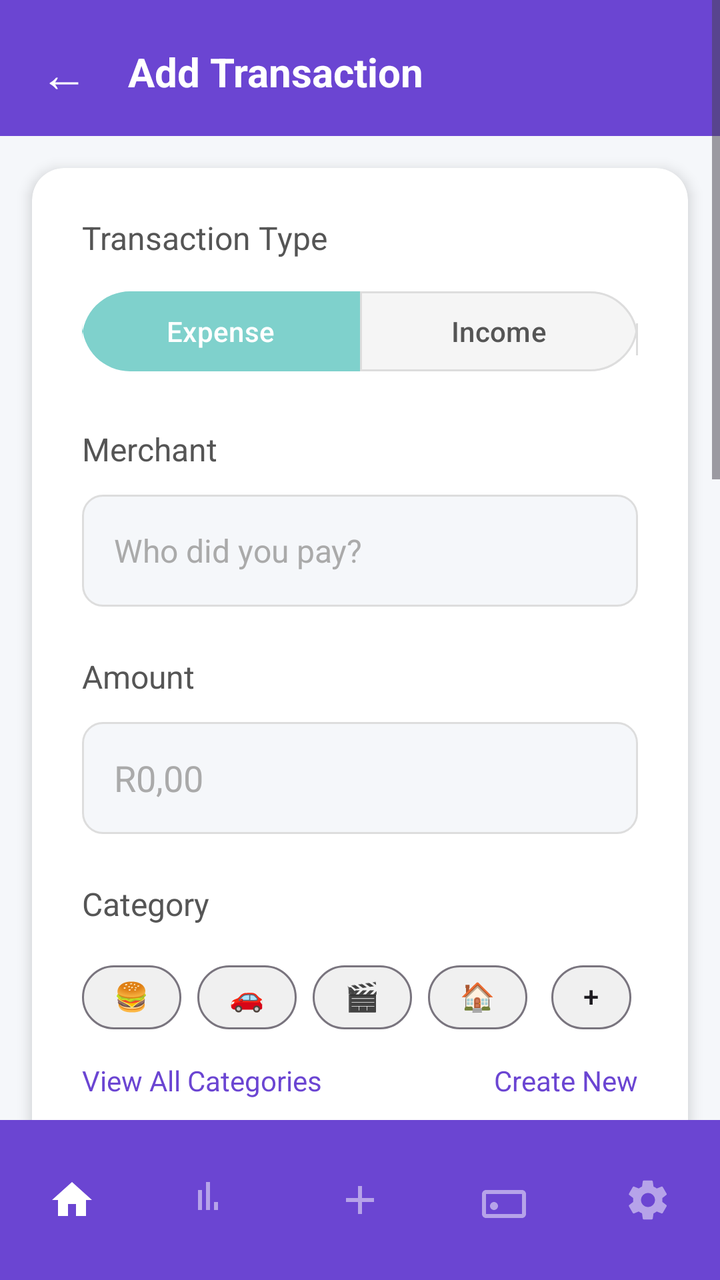
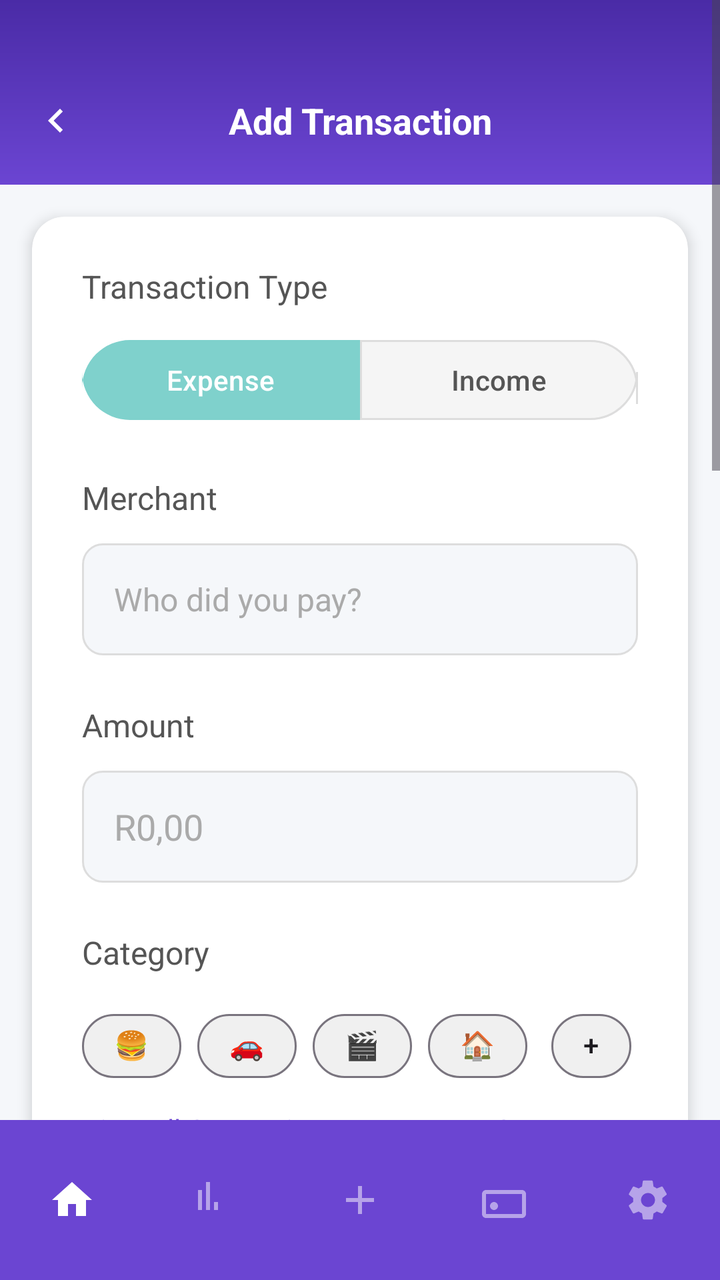

Screens rendered from an Android XML layout before and after an edit, with the pre-edit source and the edit as a unified diff.
<!-- AndroidManifest.xml: application theme Theme.TightBudget -->
<!-- res/layout/activity_add_transaction.xml -->
<?xml version="1.0" encoding="utf-8"?>
<RelativeLayout xmlns:android="http://schemas.android.com/apk/res/android"
    xmlns:app="http://schemas.android.com/apk/res-auto"
    xmlns:tools="http://schemas.android.com/tools"
    android:layout_width="match_parent"
    android:layout_height="match_parent"
    android:background="@color/background_gray"
    tools:context=".AddTransactionActivity">

    <ScrollView
        android:id="@+id/scrollView"
        android:layout_width="match_parent"
        android:layout_height="match_parent"
        android:layout_above="@+id/bottomNavBar"
        android:fillViewport="true">

        <LinearLayout
            android:layout_width="match_parent"
            android:layout_height="wrap_content"
            android:orientation="vertical">

            
            <FrameLayout
                android:id="@+id/headerFrame"
                android:layout_width="match_parent"
                android:layout_height="wrap_content"
                android:background="@color/primary_purple_light"
                android:paddingTop="8dp"
                android:paddingBottom="16dp">

                <LinearLayout
                    android:layout_width="wrap_content"
                    android:layout_height="wrap_content"
                    android:layout_marginStart="16dp"
                    android:layout_marginTop="12dp"
                    android:orientation="horizontal"
                    android:gravity="center_vertical">

                    <TextView
                        android:id="@+id/backButton"
                        android:layout_width="32dp"
                        android:layout_height="32dp"
                        android:text="←"
                        android:textSize="24sp"
                        android:textColor="@color/white"
                        android:gravity="center"
                        android:background="?attr/selectableItemBackgroundBorderless"
                        android:contentDescription="Back" />

                    <TextView
                        android:layout_width="wrap_content"
                        android:layout_height="wrap_content"
                        android:text="Add Transaction"
                        android:textColor="@color/white"
                        android:textSize="20sp"
                        android:textStyle="bold"
                        android:layout_marginStart="16dp" />
                </LinearLayout>
            </FrameLayout>

            
            <androidx.cardview.widget.CardView
                android:layout_width="match_parent"
                android:layout_height="wrap_content"
                android:layout_margin="16dp"
                android:background="@color/white"
                app:cardCornerRadius="16dp"
                app:cardElevation="4dp">

                <LinearLayout
                    android:layout_width="match_parent"
                    android:layout_height="wrap_content"
                    android:orientation="vertical"
                    android:paddingStart="25dp"
                    android:paddingEnd="25dp"
                    android:paddingTop="24dp"
                    android:paddingBottom="24dp">

                    
                    <TextView
                        android:layout_width="wrap_content"
                        android:layout_height="wrap_content"
                        android:text="Transaction Type"
                        android:textColor="@color/text_medium"
                        android:textSize="16sp"
                        android:layout_marginBottom="12dp" />

                    <com.google.android.material.button.MaterialButtonToggleGroup
                        android:id="@+id/transactionTypeToggle"
                        android:layout_width="match_parent"
                        android:layout_height="wrap_content"
                        android:layout_marginBottom="24dp"
                        app:singleSelection="true"
                        app:selectionRequired="true">

                        <com.google.android.material.button.MaterialButton
                            android:id="@+id/expenseButton"
                            android:layout_width="0dp"
                            android:layout_height="48dp"
                            android:layout_weight="1"
                            android:text="Expense"
                            android:textColor="@color/white"
                            app:backgroundTint="@color/teal_light"
                            app:cornerRadius="24dp" />

                        <com.google.android.material.button.MaterialButton
                            android:id="@+id/incomeButton"
                            android:layout_width="0dp"
                            android:layout_height="48dp"
                            android:layout_weight="1"
                            android:text="Income"
                            android:textColor="@color/text_medium"
                            app:backgroundTint="#F5F5F5"
                            app:cornerRadius="24dp"
                            app:strokeColor="@color/border_color"
                            app:strokeWidth="1dp" />
                    </com.google.android.material.button.MaterialButtonToggleGroup>

                    
                    <TextView
                        android:id="@+id/merchantInputLabel"
                        android:layout_width="wrap_content"
                        android:layout_height="wrap_content"
                        android:text="Merchant"
                        android:textColor="@color/text_medium"
                        android:textSize="16sp"
                        android:layout_marginBottom="12dp" />

                    <EditText
                        android:id="@+id/merchantInput"
                        android:layout_width="match_parent"
                        android:layout_height="56dp"
                        android:background="@drawable/edit_text_background"
                        android:hint="Who did you pay?"
                        android:inputType="text"
                        android:textSize="16sp"
                        android:textColorHint="@color/text_hint"
                        android:textColor="@color/text_medium"
                        android:paddingStart="16dp"
                        android:paddingEnd="16dp"
                        android:layout_marginBottom="24dp" />

                    
                    <TextView
                        android:layout_width="wrap_content"
                        android:layout_height="wrap_content"
                        android:text="Amount"
                        android:textColor="@color/text_medium"
                        android:textSize="16sp"
                        android:layout_marginBottom="12dp" />

                    <EditText
                        android:id="@+id/amountInput"
                        android:layout_width="match_parent"
                        android:layout_height="56dp"
                        android:background="@drawable/edit_text_background"
                        android:hint="R0,00"
                        android:inputType="numberDecimal"
                        android:textSize="18sp"
                        android:textColorHint="@color/text_hint"
                        android:textColor="@color/text_dark"
                        android:paddingStart="16dp"
                        android:paddingEnd="16dp"
                        android:layout_marginBottom="24dp" />

                    
                    <TextView
                        android:layout_width="wrap_content"
                        android:layout_height="wrap_content"
                        android:text="Category"
                        android:textColor="@color/text_medium"
                        android:textSize="16sp"
                        android:layout_marginBottom="12dp" />

                    <HorizontalScrollView
                        android:layout_width="match_parent"
                        android:layout_height="wrap_content"
                        android:scrollbars="none"
                        android:layout_marginBottom="8dp">

                        <com.google.android.material.chip.ChipGroup
                            android:id="@+id/categoryChipGroup"
                            android:layout_width="wrap_content"
                            android:layout_height="wrap_content"
                            app:singleSelection="true"
                            app:selectionRequired="true">

                            <com.google.android.material.chip.Chip
                                android:id="@+id/foodChip"
                                android:layout_width="wrap_content"
                                android:layout_height="wrap_content"
                                android:text="🍔"
                                app:chipBackgroundColor="#F0F0F0"
                                app:chipCornerRadius="24dp" />

                            <com.google.android.material.chip.Chip
                                android:id="@+id/transportChip"
                                android:layout_width="wrap_content"
                                android:layout_height="wrap_content"
                                android:text="🚗"
                                app:chipBackgroundColor="#F0F0F0"
                                app:chipCornerRadius="24dp" />

                            <com.google.android.material.chip.Chip
                                android:id="@+id/entertainmentChip"
                                android:layout_width="wrap_content"
                                android:layout_height="wrap_content"
                                android:text="🎬"
                                app:chipBackgroundColor="#F0F0F0"
                                app:chipCornerRadius="24dp" />

                            <com.google.android.material.chip.Chip
                                android:id="@+id/housingChip"
                                android:layout_width="wrap_content"
                                android:layout_height="wrap_content"
                                android:text="🏠"
                                app:chipBackgroundColor="#F0F0F0"
                                app:chipCornerRadius="24dp" />

                            <com.google.android.material.chip.Chip
                                android:id="@+id/addCategoryChip"
                                android:layout_width="wrap_content"
                                android:layout_height="wrap_content"
                                android:text="+"
                                app:chipBackgroundColor="#F0F0F0"
                                app:chipCornerRadius="24dp" />
                        </com.google.android.material.chip.ChipGroup>
                    </HorizontalScrollView>

                    
                    <LinearLayout
                        android:layout_width="match_parent"
                        android:layout_height="wrap_content"
                        android:orientation="horizontal"
                        android:layout_marginBottom="24dp">

                        <TextView
                            android:id="@+id/viewAllCategoriesButton"
                            android:layout_width="wrap_content"
                            android:layout_height="wrap_content"
                            android:text="View All Categories"
                            android:textColor="@color/primary_purple_light"
                            android:textSize="14sp" />

                        <View
                            android:layout_width="0dp"
                            android:layout_height="1dp"
                            android:layout_weight="1" />

                        <TextView
                            android:id="@+id/createNewCategoryButton"
                            android:layout_width="wrap_content"
                            android:layout_height="wrap_content"
                            android:text="Create New"
                            android:textColor="@color/primary_purple_light"
                            android:textSize="14sp" />
                    </LinearLayout>

                    
                    <TextView
                        android:id="@+id/selectedCategoryDisplay"
                        android:layout_width="match_parent"
                        android:layout_height="wrap_content"
                        android:text="Food"
                        android:textColor="@color/text_medium"
                        android:textSize="16sp"
                        android:background="@drawable/edit_text_background"
                        android:paddingStart="16dp"
                        android:paddingEnd="16dp"
                        android:paddingTop="12dp"
                        android:paddingBottom="12dp"
                        android:layout_marginBottom="24dp" />

                    
                    <TextView
                        android:layout_width="wrap_content"
                        android:layout_height="wrap_content"
                        android:text="Date"
                        android:textColor="@color/text_medium"
                        android:textSize="16sp"
                        android:layout_marginBottom="12dp" />

                    <TextView
                        android:id="@+id/transactionDateButton"
                        android:layout_width="match_parent"
                        android:layout_height="56dp"
                        android:background="@drawable/edit_text_background"
                        android:text="Today, 15 March 2025"
                        android:textSize="16sp"
                        android:textColor="@color/text_medium"
                        android:paddingStart="16dp"
                        android:paddingEnd="16dp"
                        android:drawableEnd="@null"
                        android:gravity="center_vertical"
                        android:layout_marginBottom="24dp" />

                    
                    <TextView
                        android:layout_width="wrap_content"
                        android:layout_height="wrap_content"
                        android:text="Recurring Transaction"
                        android:textColor="@color/text_medium"
                        android:textSize="16sp"
                        android:layout_marginBottom="12dp" />

                    <LinearLayout
                        android:layout_width="match_parent"
                        android:layout_height="wrap_content"
                        android:orientation="horizontal"
                        android:layout_marginBottom="24dp"
                        android:gravity="center_vertical">

                        <Switch
                            android:id="@+id/recurringSwitch"
                            android:layout_width="wrap_content"
                            android:layout_height="wrap_content"
                            android:thumbTint="@color/primary_purple_light"
                            android:trackTint="@color/primary_purple_light" />

                        <TextView
                            android:layout_width="wrap_content"
                            android:layout_height="wrap_content"
                            android:text="Toggle for monthly recurring"
                            android:textColor="@color/text_light"
                            android:textSize="14sp"
                            android:layout_marginStart="8dp" />
                    </LinearLayout>

                    
                    <TextView
                        android:id="@+id/recurringDatePicker"
                        android:layout_width="match_parent"
                        android:layout_height="wrap_content"
                        android:text="Monthly on the 15th"
                        android:textSize="16sp"
                        android:textColor="@color/text_medium"
                        android:paddingStart="16dp"
                        android:paddingEnd="16dp"
                        android:background="@drawable/edit_text_background"
                        android:gravity="center_vertical"
                        android:layout_marginBottom="24dp"
                        android:visibility="gone" />

                    
                    <TextView
                        android:layout_width="wrap_content"
                        android:layout_height="wrap_content"
                        android:text="Description"
                        android:textColor="@color/text_medium"
                        android:textSize="16sp"
                        android:layout_marginBottom="12dp" />

                    <EditText
                        android:id="@+id/descriptionInput"
                        android:layout_width="match_parent"
                        android:layout_height="100dp"
                        android:background="@drawable/edit_text_background"
                        android:hint="Add a note..."
                        android:gravity="top"
                        android:padding="16dp"
                        android:textSize="16sp"
                        android:inputType="textMultiLine"
                        android:textColorHint="@color/text_hint"
                        android:textColor="@color/text_medium"
                        android:layout_marginBottom="24dp" />

                    
                    <TextView
                        android:layout_width="wrap_content"
                        android:layout_height="wrap_content"
                        android:text="Receipt (Optional)"
                        android:textColor="@color/text_medium"
                        android:textSize="16sp"
                        android:layout_marginBottom="12dp" />

                    <FrameLayout
                        android:id="@+id/photoContainer"
                        android:layout_width="match_parent"
                        android:layout_height="120dp"
                        android:background="@drawable/edit_text_background"
                        android:layout_marginBottom="32dp">

                        <LinearLayout
                            android:id="@+id/addPhotoButton"
                            android:layout_width="wrap_content"
                            android:layout_height="wrap_content"
                            android:orientation="vertical"
                            android:layout_gravity="center"
                            android:gravity="center">

                            <TextView
                                android:id="@+id/cameraIconTextView"
                                android:layout_width="32dp"
                                android:layout_height="32dp"
                                android:text="📷"
                                android:textSize="24sp"
                                android:gravity="center" />

                            <TextView
                                android:layout_width="wrap_content"
                                android:layout_height="wrap_content"
                                android:text="Add Photo"
                                android:textColor="@color/text_medium"
                                android:textSize="14sp"
                                android:layout_marginTop="8dp" />
                        </LinearLayout>

                        <ImageView
                            android:id="@+id/receiptImageView"
                            android:layout_width="match_parent"
                            android:layout_height="match_parent"
                            android:scaleType="centerCrop"
                            android:visibility="gone" />
                    </FrameLayout>

                    
                    <androidx.appcompat.widget.AppCompatButton
                        android:id="@+id/saveTransactionButton"
                        android:layout_width="match_parent"
                        android:layout_height="56dp"
                        android:background="@drawable/button_gradient"
                        android:text="SAVE TRANSACTION"
                        android:textColor="@color/white"
                        android:textSize="16sp"
                        android:textStyle="bold" />

                    
                    <TextView
                        android:id="@+id/pointsIndicator"
                        android:layout_width="match_parent"
                        android:layout_height="wrap_content"
                        android:text="+10 points 🏆"
                        android:textColor="@color/primary_purple_light"
                        android:textSize="14sp"
                        android:textStyle="bold"
                        android:gravity="center"
                        android:layout_marginTop="8dp" />
                </LinearLayout>
            </androidx.cardview.widget.CardView>
        </LinearLayout>
    </ScrollView>

    
    <com.google.android.material.bottomnavigation.BottomNavigationView
        android:id="@+id/bottomNavBar"
        android:layout_width="match_parent"
        android:layout_height="wrap_content"
        android:layout_alignParentBottom="true"
        android:background="@color/primary_purple_light"
        app:labelVisibilityMode="unlabeled"
        app:itemIconTint="@color/bottom_nav_item_colour"
        app:itemTextColor="@color/bottom_nav_item_colour"
        app:menu="@menu/bottom_navigation_menu" />
</RelativeLayout>
<!-- resources referenced by this layout -->
<resources>
  <color name="background_gray">#F5F7FA</color>
  <color name="border_color">#DDDDDD</color>
  <color name="primary_purple_light">#6B45D2</color>
  <color name="teal_light">#7FD1CC</color>
  <color name="text_dark">#333333</color>
  <color name="text_hint">#AAAAAA</color>
  <color name="text_light">#666666</color>
  <color name="text_medium">#555555</color>
  <color name="white">#FFFFFFFF</color>
  <!-- drawable button_gradient (drawable) -->
  <?xml version="1.0" encoding="utf-8"?>
  <shape xmlns:android="http://schemas.android.com/apk/res/android">
      <gradient
          android:startColor="@color/teal_light"
          android:endColor="@color/blue_light"
          android:angle="0" />
      <corners android:radius="10dp" />
  </shape>
  <!-- drawable edit_text_background (drawable) -->
  <?xml version="1.0" encoding="utf-8"?>
  <shape xmlns:android="http://schemas.android.com/apk/res/android">
      <solid android:color="@color/background_gray" />
      <corners android:radius="10dp" />
      <stroke
          android:width="1dp"
          android:color="@color/border_color" />
  </shape>
  <style name="Theme.TightBudget" parent="Base.Theme.TightBudget" />
  <color name="blue_light">#4AADDE</color>
  <style name="Base.Theme.TightBudget" parent="Theme.Material3.DayNight.NoActionBar">
          <item name="android:windowTranslucentNavigation">false</item>
          <item name="android:navigationBarColor">@color/primary_purple_light</item>
          <item name="android:statusBarColor">@android:color/transparent</item>
          <item name="android:windowDrawsSystemBarBackgrounds">true</item>
      </style>
</resources>

<!-- the commit's change to res/layout/activity_add_transaction.xml (unified diff, before → after) -->
@@ -20,43 +20,41 @@
             android:orientation="vertical">
 
             
-            <FrameLayout
-                android:id="@+id/headerFrame"
+            <androidx.constraintlayout.widget.ConstraintLayout
+                android:id="@+id/header"
                 android:layout_width="match_parent"
                 android:layout_height="wrap_content"
-                android:background="@color/primary_purple_light"
-                android:paddingTop="8dp"
-                android:paddingBottom="16dp">
-
-                <LinearLayout
-                    android:layout_width="wrap_content"
+                android:background="@drawable/gradient_background"
+                android:paddingStart="16dp"
+                android:paddingTop="48dp"
+                android:paddingEnd="16dp"
+                android:paddingBottom="20dp">
+
+                <ImageView
+                    android:id="@+id/backButton"
+                    android:layout_width="24dp"
+                    android:layout_height="24dp"
+                    android:contentDescription="@string/back_button"
+                    android:src="@drawable/ic_back"
+                    app:layout_constraintStart_toStartOf="parent"
+                    app:layout_constraintTop_toTopOf="parent"
+                    app:layout_constraintBottom_toBottomOf="parent"
+                    app:tint="@android:color/white" />
+
+                <TextView
+                    android:id="@+id/headerTitle"
+                    android:layout_width="0dp"
                     android:layout_height="wrap_content"
-                    android:layout_marginStart="16dp"
-                    android:layout_marginTop="12dp"
-                    android:orientation="horizontal"
-                    android:gravity="center_vertical">
-
-                    <TextView
-                        android:id="@+id/backButton"
-                        android:layout_width="32dp"
-                        android:layout_height="32dp"
-                        android:text="←"
-                        android:textSize="24sp"
-                        android:textColor="@color/white"
-                        android:gravity="center"
-                        android:background="?attr/selectableItemBackgroundBorderless"
-                        android:contentDescription="Back" />
-
-                    <TextView
-                        android:layout_width="wrap_content"
-                        android:layout_height="wrap_content"
-                        android:text="Add Transaction"
-                        android:textColor="@color/white"
-                        android:textSize="20sp"
-                        android:textStyle="bold"
-                        android:layout_marginStart="16dp" />
-                </LinearLayout>
-            </FrameLayout>
+                    android:gravity="center"
+                    android:text="Add Transaction"
+                    android:textColor="@android:color/white"
+                    android:textSize="18sp"
+                    android:textStyle="bold"
+                    app:layout_constraintStart_toStartOf="parent"
+                    app:layout_constraintEnd_toEndOf="parent"
+                    app:layout_constraintTop_toTopOf="parent"
+                    app:layout_constraintBottom_toBottomOf="parent" />
+            </androidx.constraintlayout.widget.ConstraintLayout>
 
             
             <androidx.cardview.widget.CardView
<!-- resource entries referenced after the edit -->
@@ -27,8 +27,30 @@
           android:width="1dp"
           android:color="@color/border_color" />
   </shape>
+  <!-- drawable gradient_background (drawable) -->
+  <?xml version="1.0" encoding="utf-8"?>
+  <shape xmlns:android="http://schemas.android.com/apk/res/android">
+      <gradient
+          android:startColor="@color/primary_purple_dark"
+          android:endColor="@color/primary_purple_light"
+          android:angle="270" />
+  </shape>
+  <!-- drawable ic_back (drawable) -->
+  <?xml version="1.0" encoding="utf-8"?>
+  <vector xmlns:android="http://schemas.android.com/apk/res/android"
+      android:width="24dp"
+      android:height="24dp"
+      android:viewportWidth="24"
+      android:viewportHeight="24">
+  
+      <path
+          android:fillColor="#FFFFFF"
+          android:pathData="M15.41,7.41L14,6l-6,6 6,6 1.41,-1.41L10.83,12z" />
+  </vector>
+  <string name="back_button" />
   <style name="Theme.TightBudget" parent="Base.Theme.TightBudget" />
   <color name="blue_light">#4AADDE</color>
+  <color name="primary_purple_dark">#4A2BA6</color>
   <style name="Base.Theme.TightBudget" parent="Theme.Material3.DayNight.NoActionBar">
           <item name="android:windowTranslucentNavigation">false</item>
           <item name="android:navigationBarColor">@color/primary_purple_light</item>
